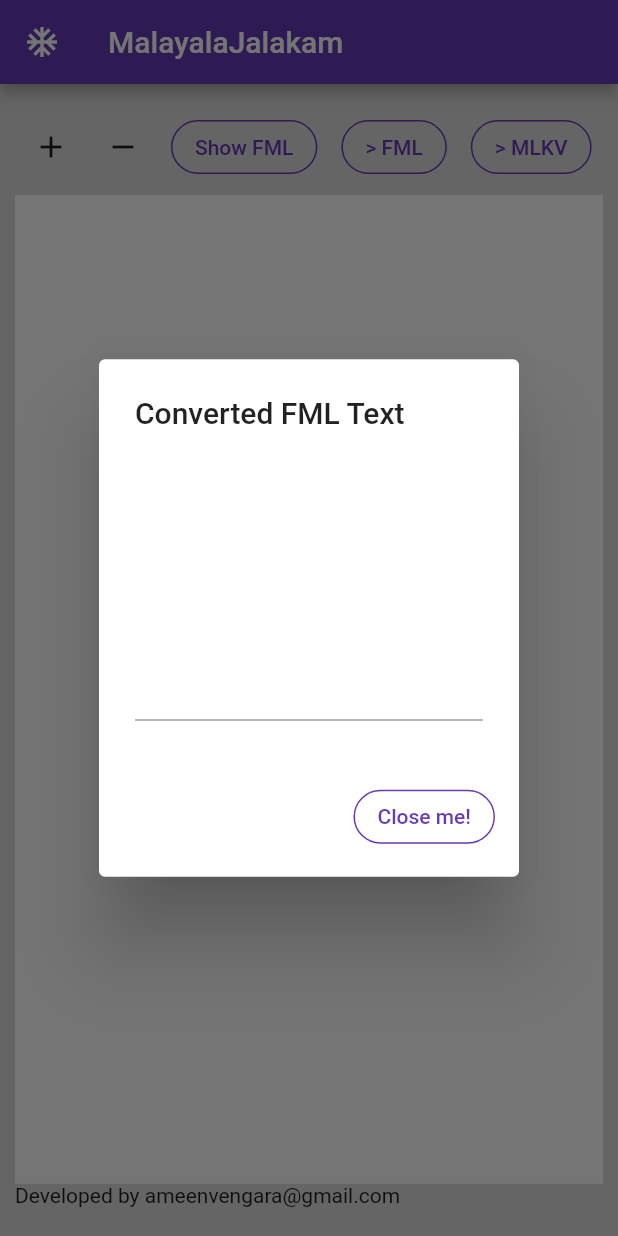
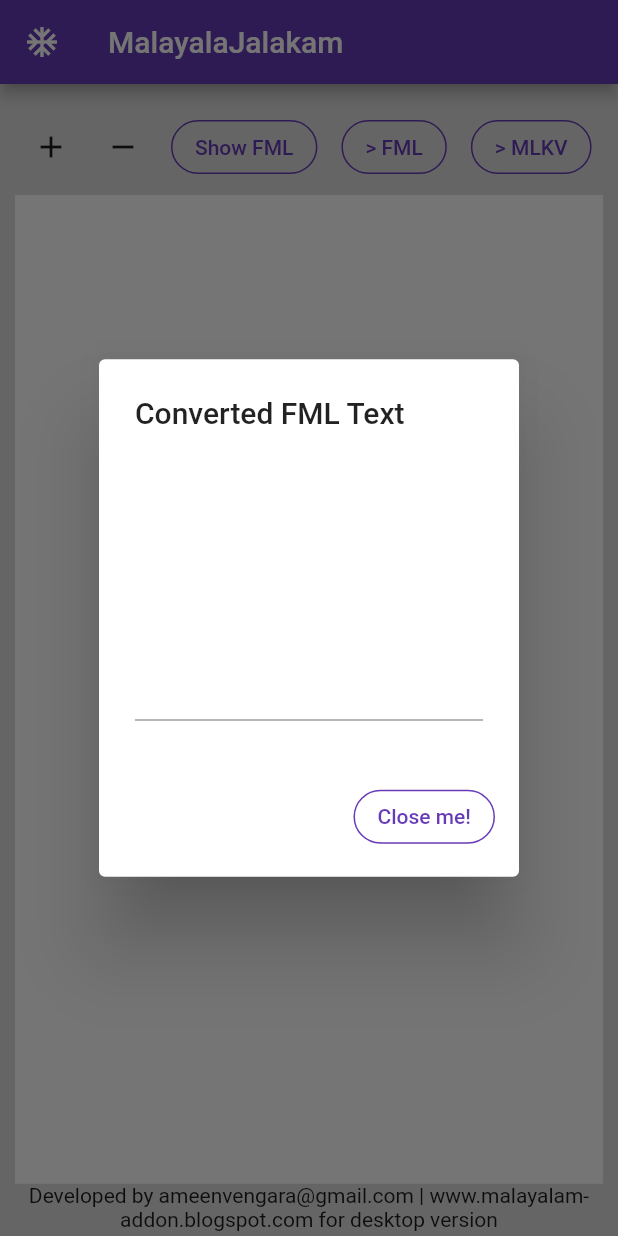
Before and after one commit to ameenvga/malayalajalakam, a Flutter app: the screen it shows after launch, after a tap on "Show FML", on a phone screen of 412 x 824 dp. Run offline on Flutter 3.47's test engine with Material 2 defaults, Android fonts, the phone set to English and light mode, and no system bars; our stand-ins replace logger, shared_preferences.

```diff
--- a/lib/providers/file_manager.dart
+++ b/lib/providers/file_manager.dart
@@ -9,8 +9,10 @@ class FileManager with ChangeNotifier {
     notifyListeners();
   }
 
-  Future<void> reloadFile() async {
+  Future<String> reloadFile() async {
     final prefs = await SharedPreferences.getInstance();
     final text = prefs.getString('first') ?? 'No text available!';
+    notifyListeners();
+    return text;
   }
 }
--- a/lib/providers/unicode_manager.dart
+++ b/lib/providers/unicode_manager.dart
@@ -6,11 +6,13 @@ var logger = Logger();
 
 class UnicodeManager with ChangeNotifier {
   double _uniFontSize = 20;
+
   double get uniFontSize => _uniFontSize;
 
   void setFontSize() async {
     final prefs = await SharedPreferences.getInstance();
     _uniFontSize = prefs.getDouble('fontSize') ?? 25;
+    notifyListeners();
   }
 
   void increaseFontSize() async {
--- a/lib/screens/home_page.dart
+++ b/lib/screens/home_page.dart
@@ -18,18 +18,23 @@ class _HomePageState extends State<HomePage> {
 
   @override
   Widget build(BuildContext context) {
+    double screenWidth = MediaQuery.of(context).size.width;
+    double screenHeight = MediaQuery.of(context).size.height;
+
+    AppBar appBar = AppBar(
+      leading: Icon(Icons.ac_unit),
+      title: Text('MalayalaJalakam'),
+      actions: [],
+    );
+
     return Scaffold(
-      appBar: AppBar(
-        leading: Icon(Icons.ac_unit),
-        title: Text('MalayalaJalakam'),
-        actions: [],
-      ),
+      appBar: appBar,
       body: SingleChildScrollView(
         child: Container(
+          height: screenHeight,
+          width: screenWidth,
           padding: EdgeInsets.all(10.0),
           color: Colors.black12,
-          height: MediaQuery.of(context).size.height,
-          width: MediaQuery.of(context).size.width,
           child: Column(
             crossAxisAlignment: CrossAxisAlignment.center,
             children: [WorkArea()],
@@ -40,7 +45,14 @@ class _HomePageState extends State<HomePage> {
   }
 }
 
-class WorkArea extends StatelessWidget {
+class WorkArea extends StatefulWidget {
+  @override
+  _WorkAreaState createState() => _WorkAreaState();
+}
+
+class _WorkAreaState extends State<WorkArea> {
+  final uniController = TextEditingController();
+
   @override
   Widget build(BuildContext context) {
     double screenWidth = MediaQuery.of(context).size.width;
@@ -55,16 +67,17 @@ class WorkArea extends StatelessWidget {
         crossAxisAlignment: CrossAxisAlignment.start,
         children: [
           TopToolBar(
+              uniController: uniController,
               unicodeManager: unicodeManager,
               malayalamManager: malayalamManager),
           Container(
             height: screenHeight * 0.8,
             color: Colors.white,
             padding: EdgeInsets.all(screenWidth * 0.05),
-            child: UnicodeTextField(),
+            child: UnicodeTextField(uniController),
           ),
           Text(
-            'Developed by ameenvengara@gmail.com',
+            'Developed by ameenvengara@gmail.com | www.malayalam-addon.blogspot.com for desktop version',
             textAlign: TextAlign.center,
           )
         ],
--- a/lib/widgets/top_tool_bar.dart
+++ b/lib/widgets/top_tool_bar.dart
@@ -9,12 +9,14 @@ import 'normal_button.dart';
 
 class TopToolBar extends StatelessWidget {
   TopToolBar({
+    this.uniController,
     @required this.unicodeManager,
     @required this.malayalamManager,
   });
 
   final UnicodeManager unicodeManager;
   final MalayalamManager malayalamManager;
+  final TextEditingController uniController;
 
   @override
   Widget build(BuildContext context) {
@@ -118,8 +120,10 @@ class TopToolBar extends StatelessWidget {
           IconButton(
             icon: Icon(Icons.refresh),
             onPressed: () async {
-              await Provider.of<FileManager>(context, listen: false)
-                  .reloadFile();
+              String text =
+                  await Provider.of<FileManager>(context, listen: false)
+                      .reloadFile();
+              uniController.text = text;
             },
           )
         ],
--- a/lib/widgets/unicode_text_field.dart
+++ b/lib/widgets/unicode_text_field.dart
@@ -2,19 +2,10 @@ import 'package:flutter/material.dart';
 import 'package:malayalajalakam/providers/unicode_manager.dart';
 import 'package:provider/provider.dart';
 
-class UnicodeTextField extends StatefulWidget {
-  @override
-  _UnicodeTextFieldState createState() => _UnicodeTextFieldState();
-}
+class UnicodeTextField extends StatelessWidget {
+  final TextEditingController uniController;
 
-class _UnicodeTextFieldState extends State<UnicodeTextField> {
-  TextEditingController uniController;
-
-  @override
-  void initState() {
-    uniController = TextEditingController();
-    super.initState();
-  }
+  UnicodeTextField(this.uniController);
 
   void setFontSize(UnicodeManager unicodeManager) {
     unicodeManager.setFontSize();
```
Also changed, not shown: 31 other files.
